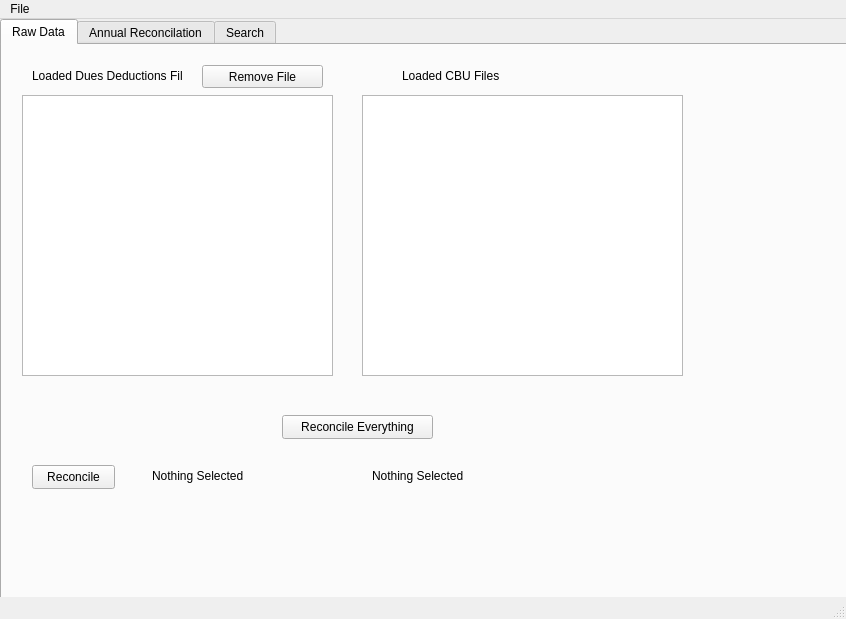
The window that Test.ui (slipschutz/geu) describes before a commit, drawn with Qt 5.
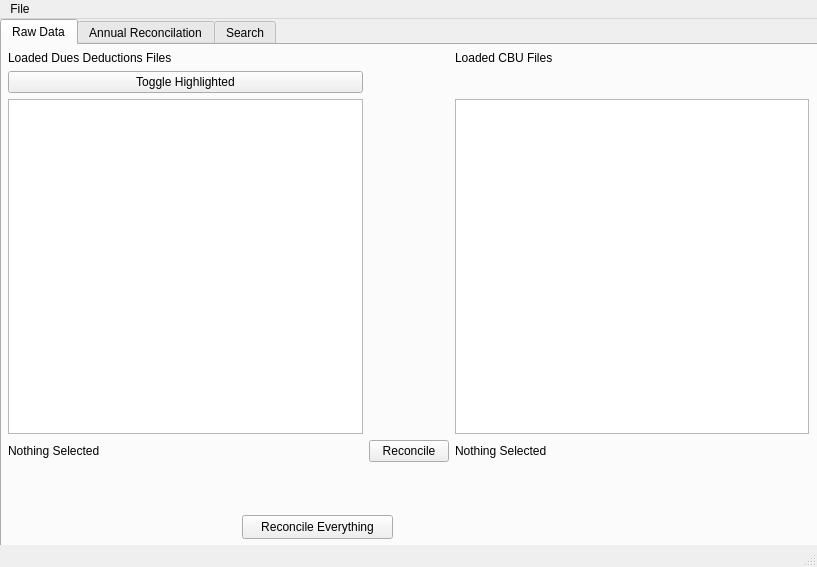
The same window after the commit. The open tabs and pages were chosen to show the change.

Commit message:
Added the capability to select many items in the dues list widget and a button that selects those for the annual reconcilliation list
Added the fees reconcilliation to the function as well

```diff
--- a/Test.ui
+++ b/Test.ui
@@ -6,8 +6,8 @@
    <rect>
     <x>0</x>
     <y>0</y>
-    <width>846</width>
-    <height>619</height>
+    <width>817</width>
+    <height>567</height>
    </rect>
   </property>
   <property name="windowTitle">
@@ -19,8 +19,8 @@
      <rect>
       <x>0</x>
       <y>0</y>
-      <width>851</width>
-      <height>591</height>
+      <width>821</width>
+      <height>541</height>
      </rect>
     </property>
     <property name="currentIndex">
@@ -30,70 +30,11 @@
      <attribute name="title">
       <string>Raw Data</string>
      </attribute>
-     <widget class="QListWidget" name="CBUListWidget">
-      <property name="geometry">
-       <rect>
-        <x>360</x>
-        <y>50</y>
-        <width>321</width>
-        <height>281</height>
-       </rect>
-      </property>
-     </widget>
-     <widget class="QLabel" name="labelForCBUList">
-      <property name="geometry">
-       <rect>
-        <x>400</x>
-        <y>10</y>
-        <width>151</width>
-        <height>41</height>
-       </rect>
-      </property>
-      <property name="text">
-       <string>Loaded CBU Files</string>
-      </property>
-     </widget>
-     <widget class="QListWidget" name="DuesListWidget">
-      <property name="geometry">
-       <rect>
-        <x>20</x>
-        <y>50</y>
-        <width>311</width>
-        <height>281</height>
-       </rect>
-      </property>
-     </widget>
-     <widget class="QLabel" name="labelForDuesList">
-      <property name="geometry">
-       <rect>
-        <x>30</x>
-        <y>10</y>
-        <width>151</width>
-        <height>41</height>
-       </rect>
-      </property>
-      <property name="text">
-       <string>Loaded Dues Deductions Files</string>
-      </property>
-     </widget>
-     <widget class="QPushButton" name="RemoveFileButton">
-      <property name="geometry">
-       <rect>
-        <x>200</x>
-        <y>20</y>
-        <width>121</width>
-        <height>23</height>
-       </rect>
-      </property>
-      <property name="text">
-       <string>Remove File</string>
-      </property>
-     </widget>
      <widget class="QPushButton" name="ReconcileEveryThingButton">
       <property name="geometry">
        <rect>
-        <x>280</x>
-        <y>370</y>
+        <x>240</x>
+        <y>470</y>
         <width>151</width>
         <height>24</height>
        </rect>
@@ -102,44 +43,65 @@
        <string>Reconcile Everything</string>
       </property>
      </widget>
-     <widget class="QPushButton" name="ReconcileButton">
+     <widget class="QWidget" name="gridLayoutWidget_2">
       <property name="geometry">
        <rect>
-        <x>30</x>
-        <y>420</y>
-        <width>83</width>
-        <height>24</height>
+        <x>6</x>
+        <y>6</y>
+        <width>801</width>
+        <height>411</height>
        </rect>
       </property>
-      <property name="text">
-       <string>Reconcile</string>
-      </property>
-     </widget>
-     <widget class="QLabel" name="labelDuesFile">
-      <property name="geometry">
-       <rect>
-        <x>150</x>
-        <y>420</y>
-        <width>201</width>
-        <height>21</height>
-       </rect>
-      </property>
-      <property name="text">
-       <string>Nothing Selected</string>
-      </property>
-     </widget>
-     <widget class="QLabel" name="labelCBUFile">
-      <property name="geometry">
-       <rect>
-        <x>370</x>
-        <y>420</y>
-        <width>201</width>
-        <height>21</height>
-       </rect>
-      </property>
-      <property name="text">
-       <string>Nothing Selected</string>
-      </property>
+      <layout class="QGridLayout" name="gridLayout_2">
+       <item row="0" column="2">
+        <widget class="QLabel" name="labelForCBUList">
+         <property name="text">
+          <string>Loaded CBU Files</string>
+         </property>
+        </widget>
+       </item>
+       <item row="2" column="2">
+        <widget class="QListWidget" name="CBUListWidget"/>
+       </item>
+       <item row="2" column="0">
+        <widget class="QListWidget" name="DuesListWidget"/>
+       </item>
+       <item row="10" column="1">
+        <widget class="QPushButton" name="ReconcileButton">
+         <property name="text">
+          <string>Reconcile</string>
+         </property>
+        </widget>
+       </item>
+       <item row="0" column="0">
+        <widget class="QLabel" name="labelForDuesList">
+         <property name="text">
+          <string>Loaded Dues Deductions Files</string>
+         </property>
+        </widget>
+       </item>
+       <item row="10" column="2">
+        <widget class="QLabel" name="labelCBUFile">
+         <property name="text">
+          <string>Nothing Selected</string>
+         </property>
+        </widget>
+       </item>
+       <item row="10" column="0">
+        <widget class="QLabel" name="labelDuesFile">
+         <property name="text">
+          <string>Nothing Selected</string>
+         </property>
+        </widget>
+       </item>
+       <item row="1" column="0">
+        <widget class="QPushButton" name="ToggleButton">
+         <property name="text">
+          <string>Toggle Highlighted</string>
+         </property>
+        </widget>
+       </item>
+      </layout>
      </widget>
     </widget>
     <widget class="QWidget" name="tab">
@@ -457,7 +419,7 @@
     <rect>
      <x>0</x>
      <y>0</y>
-     <width>846</width>
+     <width>817</width>
      <height>22</height>
     </rect>
    </property>
```
Left out of the diff: 2 changed lines with no effect on the pictures. The commit also changes 2 other files.
